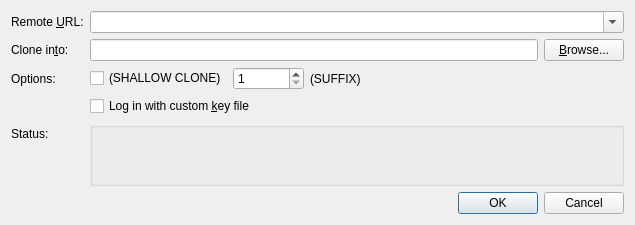
The window that gitfourchette/forms/clonedialog.ui (weblate/gitfourchette) describes before a commit, drawn with Qt 5.
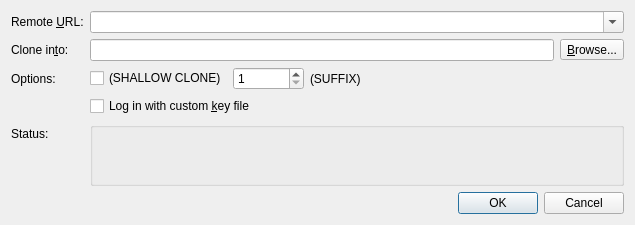
The same window after the commit. Custom widgets are drawn as their Qt base class.

Patch:
```diff
--- a/gitfourchette/forms/clonedialog.ui
+++ b/gitfourchette/forms/clonedialog.ui
@@ -77,10 +77,13 @@
       <widget class="QLineEdit" name="pathEdit"/>
      </item>
      <item>
-      <widget class="QPushButton" name="browseButton">
+      <widget class="QToolButton" name="browseButton">
        <property name="text">
         <string>&amp;Browse...</string>
        </property>
+       <property name="toolButtonStyle">
+        <enum>Qt::ToolButtonStyle::ToolButtonTextBesideIcon</enum>
+       </property>
       </widget>
      </item>
     </layout>
```
